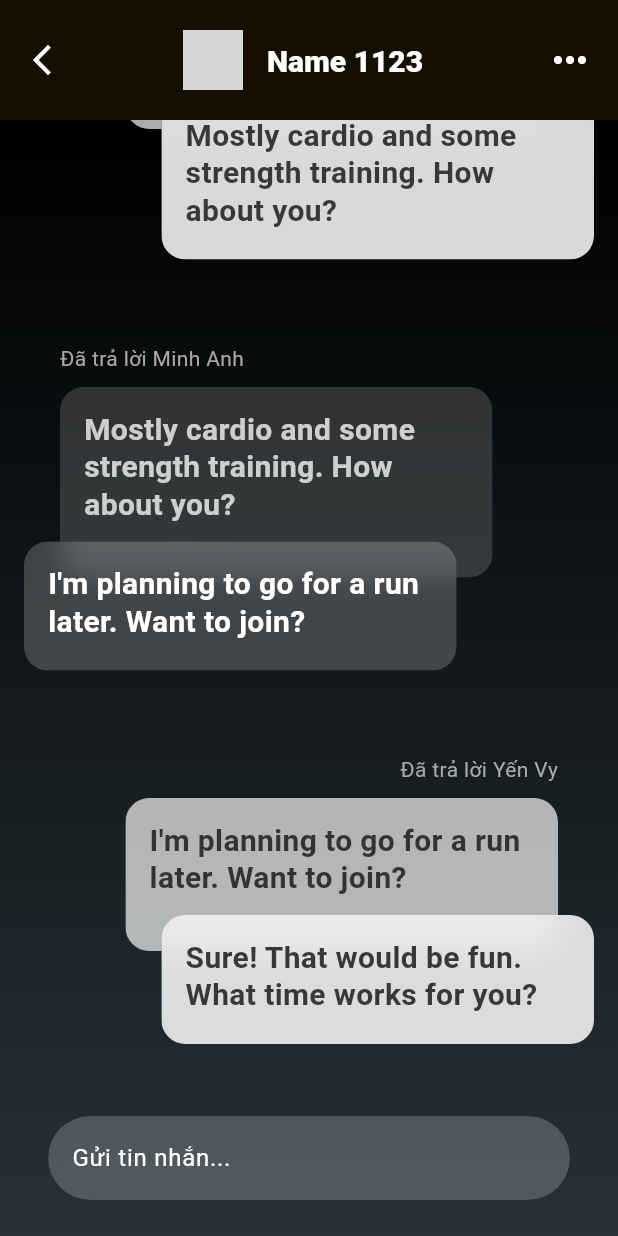
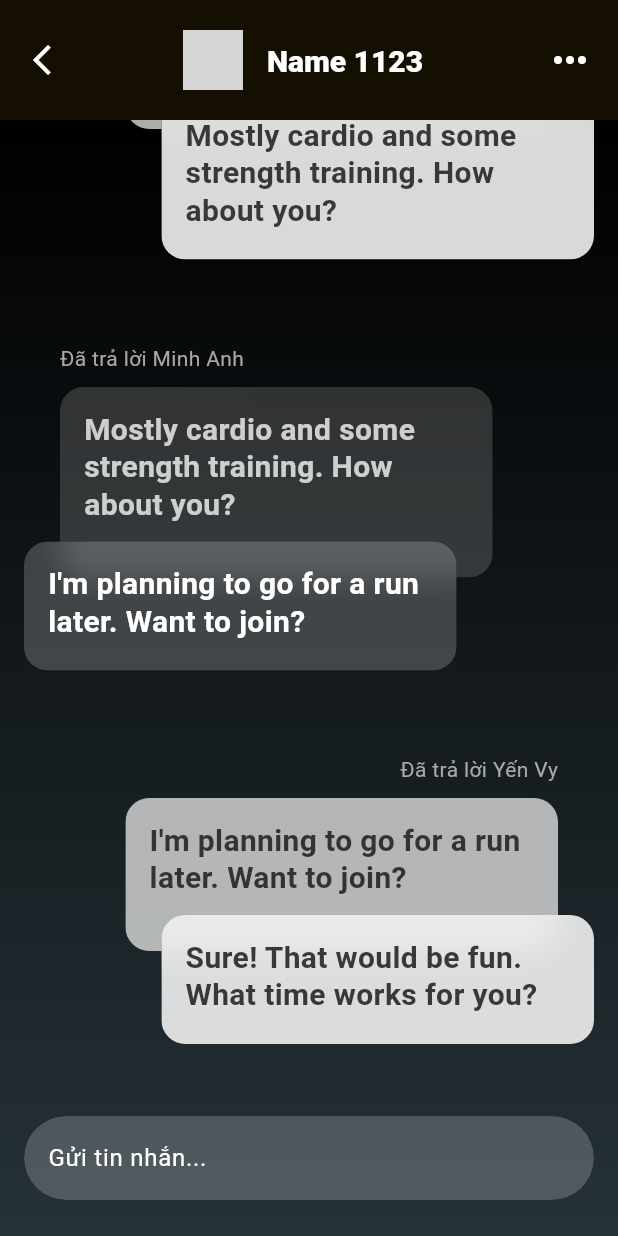
Before and after one commit to nguyenthisc1/locket, a Flutter app: the ConversationDetailPage screen opened by its route, on a phone screen of 412 x 824 dp. Run offline on Flutter 3.47's test engine with Material 3 defaults, Android fonts, the light colour scheme and no system bars; our stand-ins replace camera, dartz, dio, equatable, flutter_secure_storage, logger and 1 more; accounts and stored records are empty; network calls fail; Roboto replaces fonts that are missing (SF-Pro-Rounded, SF-Pro-Text); grey boxes are pictures that could not be loaded.

Commit message:
update: UI message feild

```diff
--- a/lib/common/wigets/message_field.dart
+++ b/lib/common/wigets/message_field.dart
@@ -4,28 +4,128 @@ import 'package:flutter/material.dart';
 import 'package:locket/common/helper/utils.dart';
 import 'package:locket/core/configs/theme/index.dart';
 
-class MessageField extends StatelessWidget {
-  const MessageField({super.key});
+class MessageField extends StatefulWidget {
+  final EdgeInsetsGeometry? padding;
+
+  const MessageField({
+    super.key,
+    this.padding = const EdgeInsets.only(
+      left: AppDimensions.md,
+      right: AppDimensions.md,
+      top: AppDimensions.lg,
+      bottom: AppDimensions.lg,
+    ),
+  });
+
+  @override
+  State<MessageField> createState() => _MessageFieldState();
+}
+
+class _MessageFieldState extends State<MessageField>
+    with TickerProviderStateMixin {
+  final FocusNode _focusNode = FocusNode();
+  bool isKeyboardVisible = false;
+
+  late AnimationController _animationController;
+  late Animation<double> _opacityAnimation;
+
+  void _handleFocusChange() {
+    setState(() {
+      isKeyboardVisible = _focusNode.hasFocus;
+    });
+
+    if (_focusNode.hasFocus) {
+      _animationController.forward();
+    } else {
+      _animationController.reverse();
+    }
+  }
+
+  void _unfocus() {
+    if (_focusNode.hasFocus) {
+      _focusNode.unfocus();
+    }
+  }
+
+  @override
+  void initState() {
+    _focusNode.addListener(_handleFocusChange);
+
+    _animationController = AnimationController(
+      vsync: this, // use this as the TickerProvider
+      duration: const Duration(milliseconds: 500),
+    );
+
+    _opacityAnimation = Tween<double>(
+      begin: 0.0,
+      end: 1.0,
+    ).animate(_animationController);
+    super.initState();
+  }
+
+  @override
+  void dispose() {
+    _focusNode.removeListener(_handleFocusChange);
+    _focusNode.dispose();
+    _animationController.dispose();
+    super.dispose();
+  }
 
   @override
   Widget build(BuildContext context) {
-    return ClipRRect(
+    final EdgeInsetsGeometry effectivePadding =
+        widget.padding ??
+        const EdgeInsets.only(
+          left: AppDimensions.md,
+          right: AppDimensions.md,
+          top: AppDimensions.lg,
+          bottom: AppDimensions.lg,
+        );
+
+    return Stack(
+      children: [
+        // Fullscreen GestureDetector to close keyboard when tapping outside
+        IgnorePointer(
+          ignoring: !isKeyboardVisible,
+          child: Positioned.fill(
+            child: GestureDetector(
+              onTap: _unfocus,
+              behavior: HitTestBehavior.translucent,
+              child: FadeTransition(
+                opacity: _opacityAnimation,
+                child: Container(color: Colors.black.safeOpacity(0.8)),
+              ),
+            ),
+          ),
+        ),
+        // The message field with backdrop blur
+        Padding(
+          padding: effectivePadding,
+          child: Align(
+            alignment: Alignment.bottomCenter,
+            child: ClipRRect(
               borderRadius: BorderRadius.circular(AppDimensions.radiusXxl),
               child: BackdropFilter(
                 filter: ImageFilter.blur(sigmaX: 20, sigmaY: 20),
                 child: TextField(
-          obscureText: true,
+                  focusNode: _focusNode,
                   decoration: InputDecoration(
-            labelText: 'Gửi tin nhắn...',
+                    hintText: 'Gửi tin nhắn...',
                     filled: true,
                     fillColor: Colors.white.safeOpacity(0.2),
                     border: OutlineInputBorder(
-              borderRadius: BorderRadius.circular(AppDimensions.radiusXxl),
+                      borderRadius: BorderRadius.circular(
+                        AppDimensions.radiusXxl,
+                      ),
                       borderSide: BorderSide.none,
                     ),
                   ),
                 ),
               ),
+            ),
+          ),
+        ),
+      ],
     );
   }
 }
--- a/lib/presentation/conversation/pages/conversation_detail_page.dart
+++ b/lib/presentation/conversation/pages/conversation_detail_page.dart
@@ -386,10 +386,6 @@ class _ConversationDetailPageState extends State<ConversationDetailPage> {
             ),
           ),
           body: Container(
-            padding: const EdgeInsets.only(
-              left: AppDimensions.md,
-              right: AppDimensions.md,
-            ),
             decoration: BoxDecoration(
               gradient: _controller.currentBackgroundGradient,
             ),
@@ -458,6 +454,8 @@ class _ConversationDetailPageState extends State<ConversationDetailPage> {
                                   ),
                                 Padding(
                                   padding: const EdgeInsets.only(
+                                    left: AppDimensions.md,
+                                    right: AppDimensions.md,
                                     bottom: AppDimensions.xl,
                                   ),
                                   child: Message(data: messageData),
@@ -470,19 +468,11 @@ class _ConversationDetailPageState extends State<ConversationDetailPage> {
                     },
                   ),
 
-                  Positioned(
+                  Positioned.fill(
                     left: 0,
                     right: 0,
                     bottom: 0,
-                    child: Padding(
-                      padding: const EdgeInsets.only(
-                        left: AppDimensions.md,
-                        right: AppDimensions.md,
-                        top: AppDimensions.lg,
-                        bottom: AppDimensions.lg,
-                      ),
-                      child: MessageField(),
-                    ),
+                    child: MessageField(),
                   ),
                 ],
               ),
--- a/lib/presentation/home/pages/home_page.dart
+++ b/lib/presentation/home/pages/home_page.dart
@@ -40,6 +40,7 @@ class _HomePageState extends State<HomePage> {
       builder: (context, child) {
         return Scaffold(
           extendBodyBehindAppBar: true,
+          resizeToAvoidBottomInset: false,
           appBar: BasicAppbar(
             hideBack: true,
             action: Expanded(
```
Also changed, not shown: lib/common/wigets/photo_preview.dart (+9 -11 lines), lib/presentation/home/widgets/feed/feed.dart (+31 -11 lines), lib/presentation/home/widgets/friend_toolbar.dart (+1 -11 lines). Lines whose indentation alone changed are shown as unchanged.
